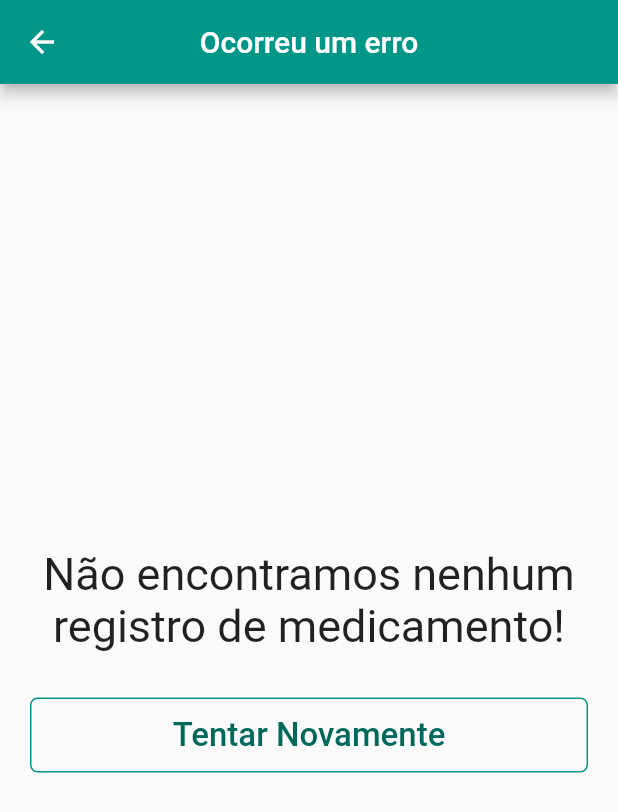
After one commit to fabianogadenz/ocr-flutter, a Flutter app: the NaoEncontradoScreen screen opened directly, on a phone screen of 412 x 824 dp. The commit adds this screen. Shown: the top 812 px of the screen. Run offline on Flutter 3.47's test engine with Material 2 defaults, Android fonts, the phone set to English and light mode, and no system bars; our stand-ins replace diacritic, image_picker; missing offline and left inert: firebase_ml_vision; accounts and stored records are empty.

Commit message:
versao final

```diff
--- a/lib/data/data.dart
+++ b/lib/data/data.dart
@@ -44,4 +44,20 @@ class Data {
     print("buscaMedicamentoEsq " + medicamentos_encontrados.length.toString());
     return medicamentos_encontrados;
   }
+
+
+  Future<List<Medicamento>> buscaMedicamentoDir(List<String> resultados, context) async {
+    List<Medicamento> medicamentos = await buscaMedicamentos(context);
+    List<Medicamento> medicamentos_encontrados = [];
+    Utils util = new Utils();
+    for (var resultado in resultados) {
+      if (resultado.length > 3) {
+        resultado = resultado.substring(resultado.length ~/ 2 - 1, resultado.length);
+        if (util.contemMedicamento(resultado, medicamentos) != null)
+          medicamentos_encontrados.add(util.contemMedicamento(resultado, medicamentos));
+      }
+    }
+    print("buscaMedicamentoDir " + medicamentos_encontrados.length.toString());
+    return medicamentos_encontrados;
+  }
 }
--- /dev/null
+++ b/lib/screens/nao_encontrado.dart
@@ -0,0 +1,58 @@
+import 'package:flutter/material.dart';
+
+class NaoEncontradoScreen extends StatefulWidget {
+  @override
+  _NaoEncontradoScreenState createState() => _NaoEncontradoScreenState();
+}
+
+class _NaoEncontradoScreenState extends State<NaoEncontradoScreen> {
+  @override
+  Widget build(BuildContext context) {
+    return Scaffold(
+      appBar: AppBar(
+        title: Text("Ocorreu um erro"),
+        centerTitle: true,
+      ),
+      body: Padding(
+          padding: EdgeInsets.all(20),
+          child: Column(
+            mainAxisAlignment: MainAxisAlignment.center,
+            children: <Widget>[
+              Container(
+                child: Center(
+                    child: Text(
+                  "Não encontramos nenhum registro de medicamento!",
+                  style: TextStyle(fontSize: 30),
+                  textAlign: TextAlign.center,
+                )),
+              ),
+              SizedBox(
+                height: 30,
+              ),
+              Container(
+                height: 50,
+                child: OutlineButton(
+                    onPressed: () {
+                      Navigator.of(context).pop();
+                    },
+                    child: Stack(
+                      children: <Widget>[
+                        Align(
+                            alignment: Alignment.center,
+                            child: Text(
+                              "Tentar Novamente",
+                              style: TextStyle(fontSize: 22, color: Colors.teal[800]),
+                              textAlign: TextAlign.center,
+                            ))
+                      ],
+                    ),
+                    highlightedBorderColor: Colors.cyan,
+                    color: Colors.teal,
+                    borderSide: new BorderSide(color: Colors.teal),
+                    shape: new RoundedRectangleBorder(borderRadius: new BorderRadius.circular(5.0))),
+              ),
+            ],
+          )),
+    );
+  }
+}
```
Also changed, not shown: assets/remedios.json (+18 -18 lines), lib/main.dart (+17 -8 lines), lib/screens/home.dart (+54 -24 lines), lib/utils.dart (+8 -5 lines).
